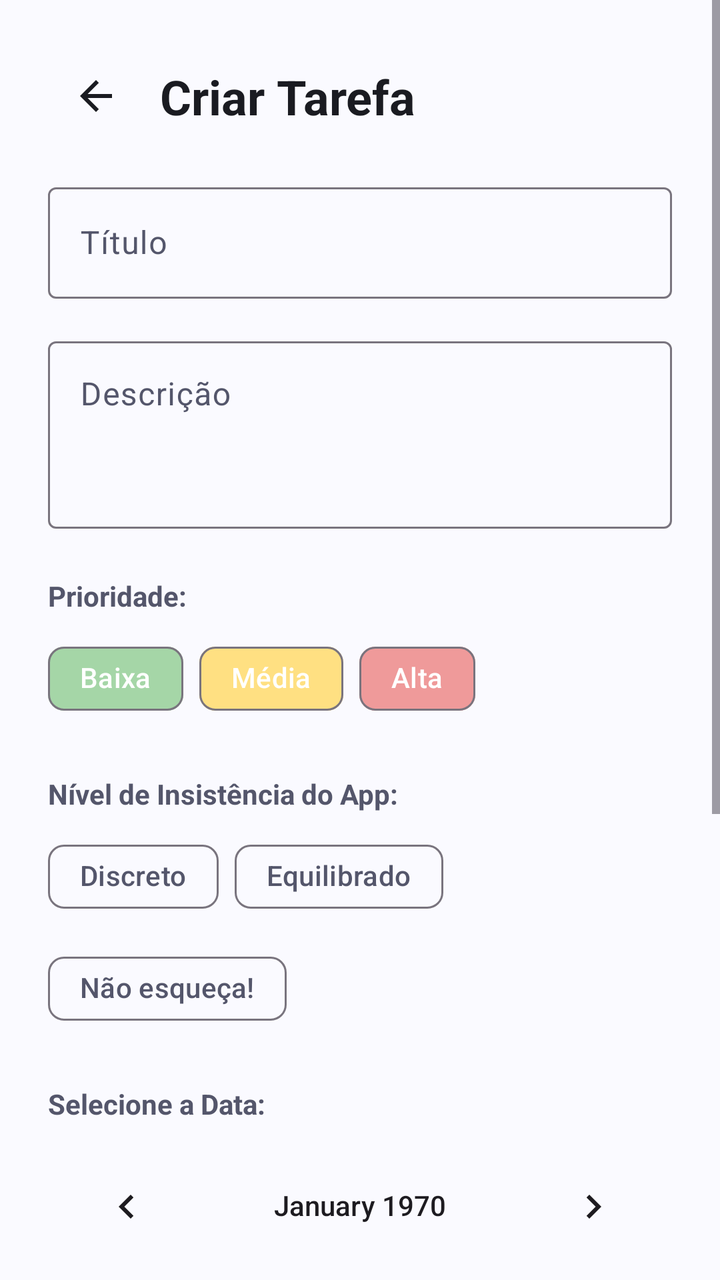
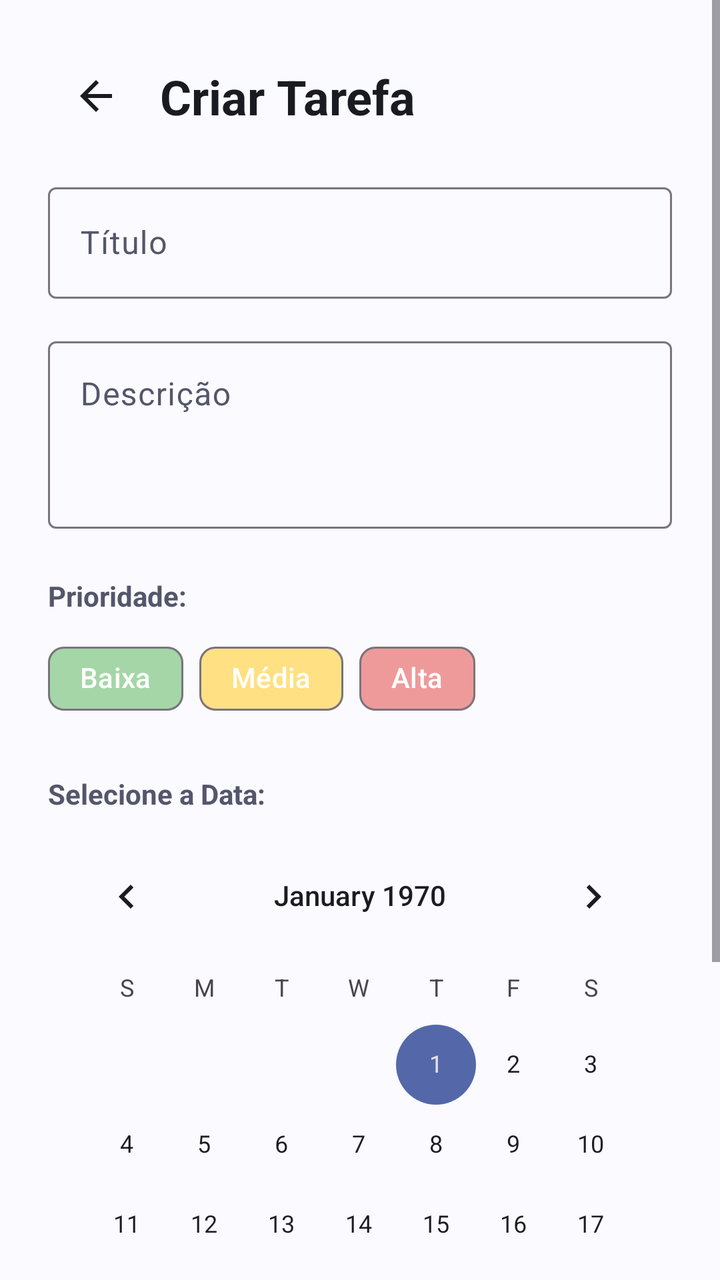

Screens rendered from an Android XML layout before and after an edit, with the pre-edit source and the edit as a unified diff.
<!-- AndroidManifest.xml: application theme Theme.StudyFlow -->
<!-- res/layout/fragment_cria_tarefa.xml -->
<?xml version="1.0" encoding="utf-8"?>
<ScrollView xmlns:android="http://schemas.android.com/apk/res/android"
    xmlns:app="http://schemas.android.com/apk/res-auto"
    xmlns:tools="http://schemas.android.com/tools"
    android:layout_width="match_parent"
    android:layout_height="match_parent"
    android:fillViewport="true"
    android:background="?attr/colorSurface"
    tools:context=".CriaTarefaFragment">

    <androidx.constraintlayout.widget.ConstraintLayout
        android:layout_width="match_parent"
        android:layout_height="wrap_content"
        android:padding="24dp">

        <ImageButton
            android:id="@+id/btnVoltar"
            android:layout_width="48dp"
            android:layout_height="48dp"
            android:background="?attr/selectableItemBackgroundBorderless"
            android:src="@drawable/seta_voltar"
            app:layout_constraintStart_toStartOf="parent"
            app:layout_constraintTop_toTopOf="parent"
            app:tint="?attr/colorOnSurface" />

        <TextView
            android:id="@+id/textView4"
            android:layout_width="wrap_content"
            android:layout_height="wrap_content"
            android:layout_marginStart="8dp"
            android:text="@string/criar_tarefa"
            android:textSize="24sp"
            android:textStyle="bold"
            android:textColor="?attr/colorOnSurface"
            app:layout_constraintBottom_toBottomOf="@+id/btnVoltar"
            app:layout_constraintStart_toEndOf="@+id/btnVoltar"
            app:layout_constraintTop_toTopOf="@+id/btnVoltar" />

        <com.google.android.material.textfield.TextInputLayout
            android:id="@+id/layoutTitulo"
            style="@style/Widget.Material3.TextInputLayout.OutlinedBox"
            android:layout_width="0dp"
            android:layout_height="wrap_content"
            android:layout_marginTop="24dp"
            android:hint="@string/titulo"
            app:layout_constraintEnd_toEndOf="parent"
            app:layout_constraintStart_toStartOf="parent"
            app:layout_constraintTop_toBottomOf="@+id/textView4">

            <com.google.android.material.textfield.TextInputEditText
                android:id="@+id/txtTituloTarefa"
                android:layout_width="match_parent"
                android:layout_height="wrap_content"
                android:inputType="textCapSentences" />
        </com.google.android.material.textfield.TextInputLayout>

        <com.google.android.material.textfield.TextInputLayout
            android:id="@+id/layoutDescricao"
            style="@style/Widget.Material3.TextInputLayout.OutlinedBox"
            android:layout_width="0dp"
            android:layout_height="wrap_content"
            android:layout_marginTop="16dp"
            android:hint="@string/descricao"
            app:layout_constraintEnd_toEndOf="parent"
            app:layout_constraintStart_toStartOf="parent"
            app:layout_constraintTop_toBottomOf="@+id/layoutTitulo">

            <com.google.android.material.textfield.TextInputEditText
                android:id="@+id/txtDescricaoTarefa"
                android:layout_width="match_parent"
                android:layout_height="wrap_content"
                android:gravity="top"
                android:inputType="textMultiLine"
                android:minLines="3" />
        </com.google.android.material.textfield.TextInputLayout>

        <TextView
            android:id="@+id/textViewPrioridade"
            android:layout_width="wrap_content"
            android:layout_height="wrap_content"
            android:layout_marginTop="24dp"
            android:text="Prioridade:"
            android:textColor="?attr/colorOnSurfaceVariant"
            android:textStyle="bold"
            app:layout_constraintStart_toStartOf="parent"
            app:layout_constraintTop_toBottomOf="@+id/layoutDescricao" />

        <com.google.android.material.chip.ChipGroup
            android:id="@+id/chipGroupPrioridade"
            android:layout_width="match_parent"
            android:layout_height="wrap_content"
            android:layout_marginTop="8dp"
            app:singleSelection="true"
            app:selectionRequired="true"
            app:layout_constraintTop_toBottomOf="@+id/textViewPrioridade">

            <com.google.android.material.chip.Chip
                android:id="@+id/chipBaixa"
                style="@style/Widget.Material3.Chip.Filter"
                android:layout_width="wrap_content"
                android:layout_height="wrap_content"
                android:text="Baixa"
                app:chipBackgroundColor="@color/chip_baixa_selector"
                app:chipIcon="@drawable/ic_check"
                app:chipIconVisible="false"
                android:textColor="@color/white" />

            <com.google.android.material.chip.Chip
                android:id="@+id/chipMedia"
                style="@style/Widget.Material3.Chip.Filter"
                android:layout_width="wrap_content"
                android:layout_height="wrap_content"
                android:text="Média"
                app:chipBackgroundColor="@color/chip_media_selector"
                android:textColor="@color/white" />

            <com.google.android.material.chip.Chip
                android:id="@+id/chipAlta"
                style="@style/Widget.Material3.Chip.Filter"
                android:layout_width="wrap_content"
                android:layout_height="wrap_content"
                android:text="Alta"
                app:chipBackgroundColor="@color/chip_alta_selector"
                android:textColor="@color/white" />
        </com.google.android.material.chip.ChipGroup>

        <TextView
            android:id="@+id/lblInsistenciaCria"
            android:layout_width="wrap_content"
            android:layout_height="wrap_content"
            android:layout_marginTop="24dp"
            android:text="Nível de Insistência do App:"
            android:textColor="?attr/colorOnSurfaceVariant"
            android:textStyle="bold"
            app:layout_constraintStart_toStartOf="parent"
            app:layout_constraintTop_toBottomOf="@+id/chipGroupPrioridade" />

        <com.google.android.material.chip.ChipGroup
            android:id="@+id/toggleGroupInsistenciaCria"
            android:layout_width="match_parent"
            android:layout_height="wrap_content"
            android:layout_marginTop="8dp"
            app:singleSelection="true"
            app:selectionRequired="true"
            app:layout_constraintTop_toBottomOf="@+id/lblInsistenciaCria">

            <com.google.android.material.chip.Chip
                android:id="@+id/btnInsistDiscreto"
                style="@style/Widget.Material3.Chip.Filter"
                android:layout_width="wrap_content"
                android:layout_height="wrap_content"
                android:text="Discreto" />

            <com.google.android.material.chip.Chip
                android:id="@+id/btnInsistEquilibrado"
                style="@style/Widget.Material3.Chip.Filter"
                android:layout_width="wrap_content"
                android:layout_height="wrap_content"
                android:text="Equilibrado" />

            <com.google.android.material.chip.Chip
                android:id="@+id/btnInsistChato"
                style="@style/Widget.Material3.Chip.Filter"
                android:layout_width="wrap_content"
                android:layout_height="wrap_content"
                android:text="Não esqueça!" />
        </com.google.android.material.chip.ChipGroup>


        <TextView
            android:id="@+id/textView11"
            android:layout_width="wrap_content"
            android:layout_height="wrap_content"
            android:layout_marginTop="24dp"
            android:text="@string/selecione_a_data"
            android:textColor="?attr/colorOnSurfaceVariant"
            android:textStyle="bold"
            app:layout_constraintStart_toStartOf="parent"
            app:layout_constraintTop_toBottomOf="@+id/toggleGroupInsistenciaCria" />



        <CalendarView
            android:id="@+id/calendario_tarefa"
            android:layout_width="0dp"
            android:layout_height="wrap_content"
            android:layout_marginTop="8dp"
            app:layout_constraintEnd_toEndOf="parent"
            app:layout_constraintStart_toStartOf="parent"
            app:layout_constraintTop_toBottomOf="@+id/textView11" />

        <com.google.android.material.button.MaterialButton
            android:id="@+id/btnSalvarTarefa"
            android:layout_width="0dp"
            android:layout_height="wrap_content"
            android:layout_marginTop="24dp"
            android:padding="12dp"
            android:text="Criar"
            app:cornerRadius="12dp"
            app:layout_constraintBottom_toBottomOf="parent"
            app:layout_constraintEnd_toEndOf="parent"
            app:layout_constraintStart_toStartOf="parent"
            app:layout_constraintTop_toBottomOf="@+id/calendario_tarefa" />

    </androidx.constraintlayout.widget.ConstraintLayout>

</ScrollView>
<!-- resources referenced by this layout -->
<resources>
  <color name="white">#FFFFFFFF</color>
  <!-- drawable ic_check (drawable) -->
  <?xml version="1.0" encoding="utf-8"?>
  <vector xmlns:android="http://schemas.android.com/apk/res/android"
      android:width="36dp"
      android:height="36dp"
      android:viewportWidth="24"
      android:viewportHeight="24">
  
    <path
        android:fillColor="@android:color/transparent"
        android:strokeColor="#000000"
        android:strokeWidth="2.5"
        android:strokeLineCap="round"
        android:strokeLineJoin="round"
        android:pathData="M20,6 L9,17 L4,12" />
  
  </vector>
  <!-- drawable seta_voltar (drawable) -->
  <vector xmlns:android="http://schemas.android.com/apk/res/android" android:autoMirrored="true" android:height="24dp" android:tint="#000000" android:viewportHeight="24" android:viewportWidth="24" android:width="24dp">
        
      <path android:fillColor="?attr/colorOutline" android:pathData="M20,11H7.83l5.59,-5.59L12,4l-8,8 8,8 1.41,-1.41L7.83,13H20v-2z"/>
      
  </vector>
  <string name="criar_tarefa">Criar Tarefa</string>
  <string name="descricao">Descrição</string>
  <string name="selecione_a_data">Selecione a Data:</string>
  <string name="titulo">Título</string>
  <style name="Theme.StudyFlow" parent="Base.Theme.StudyFlow" />
  <style name="Base.Theme.StudyFlow" parent="Theme.Material3.DayNight.NoActionBar">
          
          <item name="colorPrimary">@color/primary</item>
          <item name="colorOnPrimary">@color/onPrimary</item>
          <item name="colorPrimaryContainer">@color/primaryContainer</item>
          <item name="colorOnPrimaryContainer">@color/onPrimaryContainer</item>
  
          
          <item name="colorSecondary">@color/secondary</item>
          <item name="colorOnSecondary">@color/onSecondary</item>
          <item name="colorSecondaryContainer">@color/secondaryContainer</item>
          <item name="colorOnSecondaryContainer">@color/onSecondaryContainer</item>
  
          
          <item name="android:windowBackground">@color/background</item>
          <item name="colorSurface">@color/surface</item>
          <item name="colorOnSurface">@color/onSurface</item>
          <item name="colorSurfaceVariant">@color/surfaceVariant</item>
          <item name="colorOnSurfaceVariant">@color/onSurfaceVariant</item>
  
          
          <item name="android:statusBarColor">?attr/colorSurface</item>
          <item name="android:windowLightStatusBar">true</item>
      </style>
  <color name="primary">#2F52E0</color>
  <color name="onPrimary">#FFFFFF</color>
  <color name="primaryContainer">#DCE5FF</color>
  <color name="onPrimaryContainer">#102A73</color>
  <color name="secondary">#5468A9</color>
  <color name="onSecondary">#FFFFFF</color>
  <color name="secondaryContainer">#DEE5FF</color>
  <color name="onSecondaryContainer">#15265C</color>
  <color name="background">#F4F6FC</color>
  <color name="surface">#FAFAFF</color>
  <color name="onSurface">#1A1B21</color>
  <color name="surfaceVariant">#E4E6F0</color>
  <color name="onSurfaceVariant">#54566B</color>
</resources>

<!-- the commit's change to res/layout/fragment_cria_tarefa.xml (unified diff, before → after) -->
@@ -125,49 +125,6 @@
         </com.google.android.material.chip.ChipGroup>
 
         <TextView
-            android:id="@+id/lblInsistenciaCria"
-            android:layout_width="wrap_content"
-            android:layout_height="wrap_content"
-            android:layout_marginTop="24dp"
-            android:text="Nível de Insistência do App:"
-            android:textColor="?attr/colorOnSurfaceVariant"
-            android:textStyle="bold"
-            app:layout_constraintStart_toStartOf="parent"
-            app:layout_constraintTop_toBottomOf="@+id/chipGroupPrioridade" />
-
-        <com.google.android.material.chip.ChipGroup
-            android:id="@+id/toggleGroupInsistenciaCria"
-            android:layout_width="match_parent"
-            android:layout_height="wrap_content"
-            android:layout_marginTop="8dp"
-            app:singleSelection="true"
-            app:selectionRequired="true"
-            app:layout_constraintTop_toBottomOf="@+id/lblInsistenciaCria">
-
-            <com.google.android.material.chip.Chip
-                android:id="@+id/btnInsistDiscreto"
-                style="@style/Widget.Material3.Chip.Filter"
-                android:layout_width="wrap_content"
-                android:layout_height="wrap_content"
-                android:text="Discreto" />
-
-            <com.google.android.material.chip.Chip
-                android:id="@+id/btnInsistEquilibrado"
-                style="@style/Widget.Material3.Chip.Filter"
-                android:layout_width="wrap_content"
-                android:layout_height="wrap_content"
-                android:text="Equilibrado" />
-
-            <com.google.android.material.chip.Chip
-                android:id="@+id/btnInsistChato"
-                style="@style/Widget.Material3.Chip.Filter"
-                android:layout_width="wrap_content"
-                android:layout_height="wrap_content"
-                android:text="Não esqueça!" />
-        </com.google.android.material.chip.ChipGroup>
-
-
-        <TextView
             android:id="@+id/textView11"
             android:layout_width="wrap_content"
             android:layout_height="wrap_content"
@@ -176,7 +133,7 @@
             android:textColor="?attr/colorOnSurfaceVariant"
             android:textStyle="bold"
             app:layout_constraintStart_toStartOf="parent"
-            app:layout_constraintTop_toBottomOf="@+id/toggleGroupInsistenciaCria" />
+            app:layout_constraintTop_toBottomOf="@+id/chipGroupPrioridade" />
 
 
 
